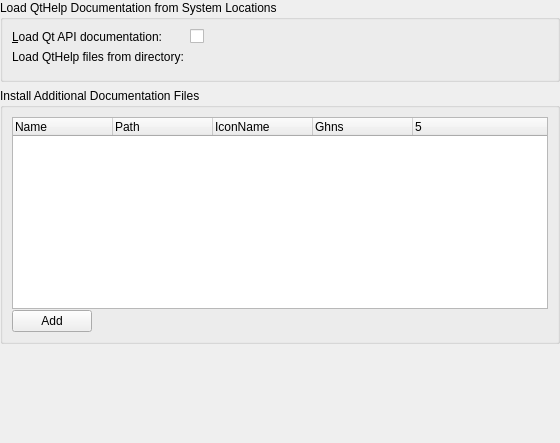
Old version of the form plugins/qthelp/qthelpconfig.ui in the repository KDE/kdevelop.
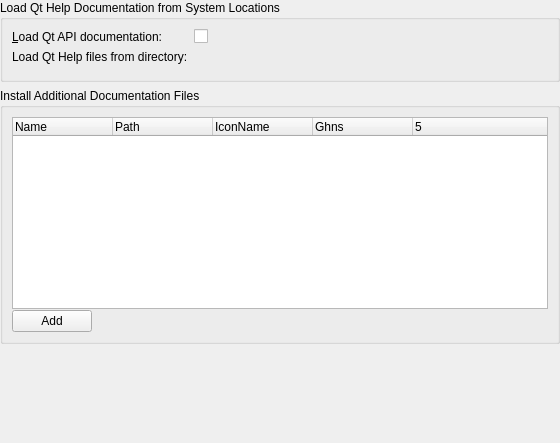
New version of the form. Custom widgets are drawn as their Qt base class.

Commit message:
qthelp: add more UI context marker for strings, fix some style
GIT_SILENT

What changed in the file:
```diff
--- a/plugins/qthelp/qthelpconfig.ui
+++ b/plugins/qthelp/qthelpconfig.ui
@@ -20,7 +20,7 @@
    <item>
     <widget class="QGroupBox" name="boxAutoLoad">
      <property name="title">
-      <string>Load QtHelp Documentation from System Locations</string>
+      <string comment="@title:group">Load Qt Help Documentation from System Locations</string>
      </property>
      <layout class="QFormLayout" name="formLayout">
       <item row="0" column="0">
@@ -43,7 +43,7 @@
       <item row="1" column="0">
        <widget class="QLabel" name="labelLoadFromDirectory">
         <property name="text">
-         <string>Load QtHelp files from directory:</string>
+         <string comment="@label:textbox">Load Qt Help files from directory:</string>
         </property>
        </widget>
       </item>
```
Left out of the diff: 10 changed lines with no effect on the pictures. The commit also changes 2 other files.
